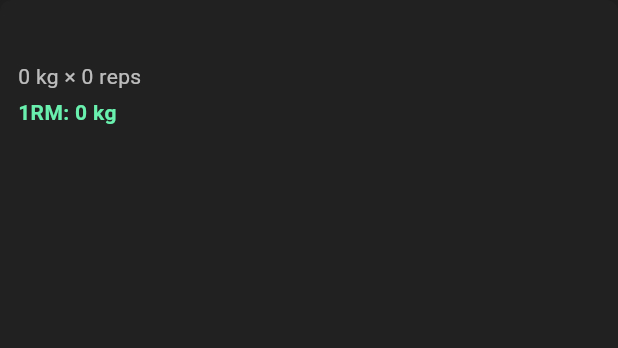
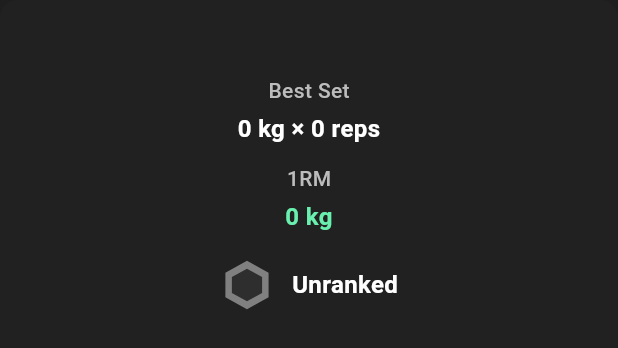
Before and after one commit to RepDuel/RepDuel, a Flutter app: the _PersonalBestTile widget shown alone on an empty page, opened directly with empty values, on a phone screen of 412 x 824 dp. Shown: the top 348 px of the screen. Run offline on Flutter 3.47's test engine with Material 3 defaults, Android fonts, the phone set to English and light mode, and no system bars; our stand-ins replace cookie_jar, dio, dio_cookie_manager, fl_chart, flutter_dotenv, flutter_riverpod and 6 more; missing offline and left inert: dio_web_adapter, flutter_stripe, purchases_flutter; accounts and stored records are empty; network calls fail; project files that could hold a hidden picture were left out.

Commit message:
update summary screen to include summary with session bests

```diff
--- a/frontend/lib/features/routines/models/summary_personal_best.dart
+++ b/frontend/lib/features/routines/models/summary_personal_best.dart
@@ -7,6 +7,8 @@ class SummaryPersonalBest {
   final int reps;
   final double scoreValue;
   final bool isBodyweight;
+  final bool isPersonalBest;
+  final String rankName;
 
   const SummaryPersonalBest({
     required this.scenarioId,
@@ -15,5 +17,7 @@ class SummaryPersonalBest {
     required this.reps,
     required this.scoreValue,
     required this.isBodyweight,
+    required this.isPersonalBest,
+    required this.rankName,
   });
 }
--- a/frontend/lib/features/routines/screens/summary_screen.dart
+++ b/frontend/lib/features/routines/screens/summary_screen.dart
@@ -2,6 +2,7 @@
 
 import 'package:flutter/material.dart';
 import 'package:flutter_riverpod/flutter_riverpod.dart';
+import 'package:flutter_svg/flutter_svg.dart';
 import 'package:go_router/go_router.dart'; // ← needed for context.go
 
 import '../../../core/providers/auth_provider.dart';
@@ -43,6 +44,7 @@ class SummaryScreen extends ConsumerWidget {
           child: Padding(
             padding: const EdgeInsets.all(24.0),
             child: Column(
+              crossAxisAlignment: CrossAxisAlignment.center,
               children: [
                 Expanded(
                   child: SingleChildScrollView(
@@ -51,6 +53,7 @@ class SummaryScreen extends ConsumerWidget {
                       children: [
                         const Text(
                           'Routine Complete!',
+                          textAlign: TextAlign.center,
                           style: TextStyle(
                             fontSize: 26,
                             fontWeight: FontWeight.bold,
@@ -64,10 +67,12 @@ class SummaryScreen extends ConsumerWidget {
                             fontSize: 18,
                             color: Colors.grey[400],
                           ),
+                          textAlign: TextAlign.center,
                         ),
                         const SizedBox(height: 8),
                         Text(
                           '${displayVolume.round()} ${isLbs ? 'lbs' : 'kg'}',
+                          textAlign: TextAlign.center,
                           style: const TextStyle(
                             fontSize: 28,
                             fontWeight: FontWeight.w600,
@@ -84,7 +89,8 @@ class SummaryScreen extends ConsumerWidget {
                   ),
                 ),
                 const SizedBox(height: 24),
-                ElevatedButton(
+                Center(
+                  child: ElevatedButton(
                     onPressed: () {
                       // Done → take them to the Routines tab (not back to exercise list)
                       context.go('/routines');
@@ -99,6 +105,7 @@ class SummaryScreen extends ConsumerWidget {
                       textStyle: const TextStyle(fontSize: 16),
                     ),
                     child: const Text('Done'),
+                  ),
                 ),
               ],
             ),
@@ -122,11 +129,12 @@ class _PersonalBestsSection extends StatelessWidget {
   Widget build(BuildContext context) {
     if (personalBests.isEmpty) {
       return Column(
+        crossAxisAlignment: CrossAxisAlignment.center,
         children: const [
           Icon(Icons.insights, color: Colors.white24, size: 42),
           SizedBox(height: 12),
           Text(
-            'No personal bests this time — keep pushing!',
+            'No highlights logged this session — keep pushing!',
             style: TextStyle(color: Colors.white54, fontSize: 14),
             textAlign: TextAlign.center,
           ),
@@ -135,14 +143,15 @@ class _PersonalBestsSection extends StatelessWidget {
     }
 
     return Column(
-      crossAxisAlignment: CrossAxisAlignment.start,
+      crossAxisAlignment: CrossAxisAlignment.center,
       children: [
         Row(
+          mainAxisAlignment: MainAxisAlignment.center,
           children: const [
             Icon(Icons.emoji_events, color: Colors.amberAccent),
             SizedBox(width: 8),
             Text(
-              'New Personal Bests',
+              'Session Highlights',
               style: TextStyle(
                 fontSize: 18,
                 fontWeight: FontWeight.w600,
@@ -176,20 +185,22 @@ class _PersonalBestTile extends StatelessWidget {
     final displayUnit = isLbs ? 'lbs' : 'kg';
     final weightDisplay = _formatNumber(
       isLbs ? best.weightKg * 2.20462 : best.weightKg,
+      decimalForLarge: false,
+    );
+    final oneRmDisplay = _formatNumber(
+      isLbs ? best.scoreValue * 2.20462 : best.scoreValue,
+      decimalForLarge: true,
     );
 
     final subtitle = best.isBodyweight
-        ? '${best.reps} reps logged'
+        ? '${best.reps} reps'
         : '$weightDisplay $displayUnit × ${best.reps} reps';
     final scoreLabel = best.isBodyweight
-        ? 'Best set: ${best.reps} reps'
-        : '1RM: ${_formatNumber(
-            isLbs ? best.scoreValue * 2.20462 : best.scoreValue,
-            decimalForLarge: true,
-          )} $displayUnit';
+        ? '${_formatNumber(best.scoreValue, decimalForLarge: true)} reps'
+        : '$oneRmDisplay $displayUnit';
 
     return Align(
-      alignment: Alignment.centerLeft,
+      alignment: Alignment.center,
       child: ConstrainedBox(
         constraints: BoxConstraints(
           minWidth: isWide ? minWidth : double.infinity,
@@ -197,36 +208,82 @@ class _PersonalBestTile extends StatelessWidget {
         ),
         child: Container(
           margin: const EdgeInsets.only(bottom: 12),
-          padding: const EdgeInsets.all(12),
+          padding: const EdgeInsets.all(16),
           decoration: BoxDecoration(
             color: Colors.grey[900],
-            borderRadius: BorderRadius.circular(8),
+            borderRadius: BorderRadius.circular(12),
           ),
           child: Column(
-            crossAxisAlignment: CrossAxisAlignment.start,
+            crossAxisAlignment: CrossAxisAlignment.center,
             children: [
               Text(
                 best.exerciseName,
+                textAlign: TextAlign.center,
+                style: const TextStyle(
+                  color: Colors.white,
+                  fontSize: 18,
+                  fontWeight: FontWeight.w700,
+                ),
+              ),
+              const SizedBox(height: 8),
+              if (best.isPersonalBest)
+                Container(
+                  padding:
+                      const EdgeInsets.symmetric(vertical: 4, horizontal: 12),
+                  decoration: BoxDecoration(
+                    color: Colors.green[700]?.withValues(alpha: 0.4) ??
+                        Colors.green.withValues(alpha: 0.3),
+                    borderRadius: BorderRadius.circular(20),
+                    border: Border.all(color: Colors.greenAccent, width: 1),
+                  ),
+                  child: const Text(
+                    'New Personal Record',
+                    style: TextStyle(
+                      color: Colors.greenAccent,
+                      fontWeight: FontWeight.w600,
+                    ),
+                  ),
+                ),
+              if (best.isPersonalBest) const SizedBox(height: 12),
+              Text(
+                'Best Set',
+                style: TextStyle(
+                  color: Colors.grey[400],
+                  fontSize: 14,
+                  fontWeight: FontWeight.w500,
+                ),
+              ),
+              const SizedBox(height: 4),
+              Text(
+                subtitle,
+                textAlign: TextAlign.center,
                 style: const TextStyle(
                   color: Colors.white,
                   fontSize: 16,
                   fontWeight: FontWeight.w600,
                 ),
               ),
-              const SizedBox(height: 6),
+              const SizedBox(height: 12),
               Text(
-                subtitle,
-                style: const TextStyle(color: Colors.white70, fontSize: 14),
+                best.isBodyweight ? 'Score' : '1RM',
+                style: TextStyle(
+                  color: Colors.grey[400],
+                  fontSize: 14,
+                  fontWeight: FontWeight.w500,
+                ),
               ),
               const SizedBox(height: 4),
               Text(
                 scoreLabel,
+                textAlign: TextAlign.center,
                 style: const TextStyle(
                   color: Colors.greenAccent,
-                  fontSize: 14,
-                  fontWeight: FontWeight.w600,
+                  fontSize: 16,
+                  fontWeight: FontWeight.w700,
                 ),
               ),
+              const SizedBox(height: 16),
+              _RankDisplay(rankName: best.rankName),
             ],
           ),
         ),
@@ -244,3 +301,58 @@ class _PersonalBestTile extends StatelessWidget {
     return str.endsWith('.0') ? str.substring(0, str.length - 2) : str;
   }
 }
+
+class _RankDisplay extends StatelessWidget {
+  final String rankName;
+
+  const _RankDisplay({required this.rankName});
+
+  @override
+  Widget build(BuildContext context) {
+    final badgePath = _rankAssetForName(rankName);
+    final displayName = rankName.trim().isEmpty ? 'Unranked' : rankName;
+    return Row(
+      mainAxisAlignment: MainAxisAlignment.center,
+      children: [
+        SvgPicture.asset(
+          badgePath,
+          height: 36,
+          width: 36,
+        ),
+        const SizedBox(width: 12),
+        Text(
+          displayName,
+          style: const TextStyle(
+            color: Colors.white,
+            fontSize: 16,
+            fontWeight: FontWeight.w600,
+          ),
+        ),
+      ],
+    );
+  }
+
+  String _rankAssetForName(String name) {
+    const knownBadges = {
+      'iron',
+      'bronze',
+      'silver',
+      'gold',
+      'platinum',
+      'diamond',
+      'jade',
+      'master',
+      'grandmaster',
+      'nova',
+      'astra',
+      'celestial',
+      'unranked',
+    };
+
+    final normalized = name.toLowerCase().replaceAll(' ', '');
+    if (knownBadges.contains(normalized)) {
+      return 'assets/images/ranks/$normalized.svg';
+    }
+    return 'assets/images/ranks/unranked.svg';
+  }
+}
```
Also changed, not shown: frontend/lib/features/routines/screens/exercise_list_screen.dart (+47 -10 lines). Lines whose indentation alone changed are shown as unchanged.
